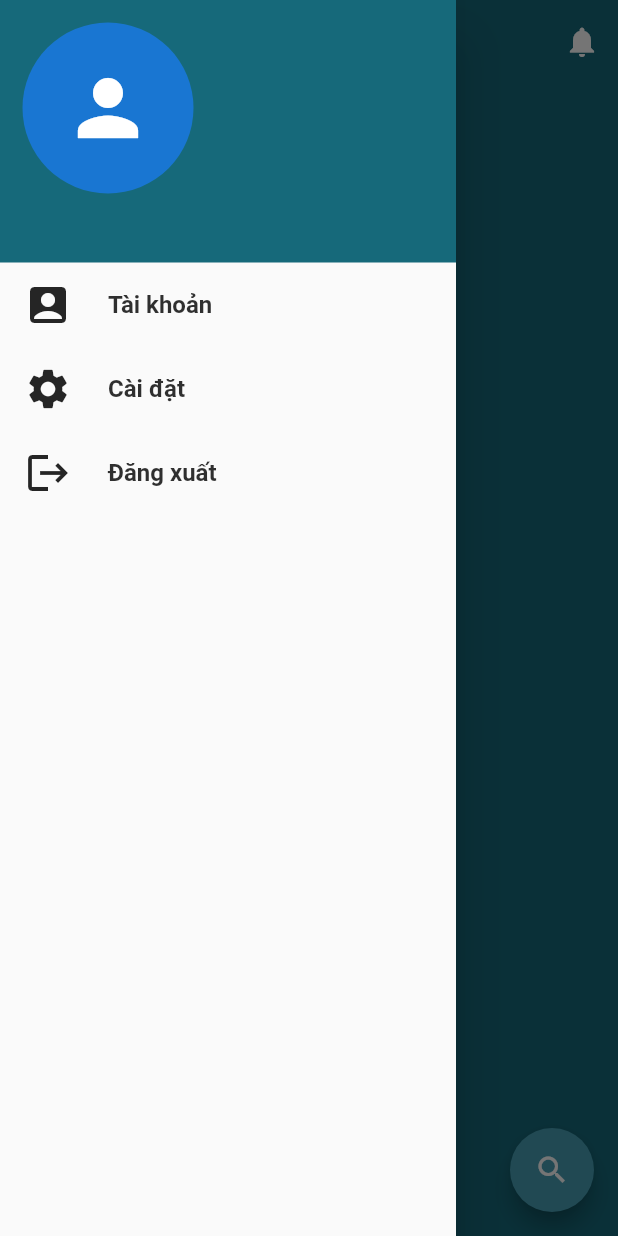
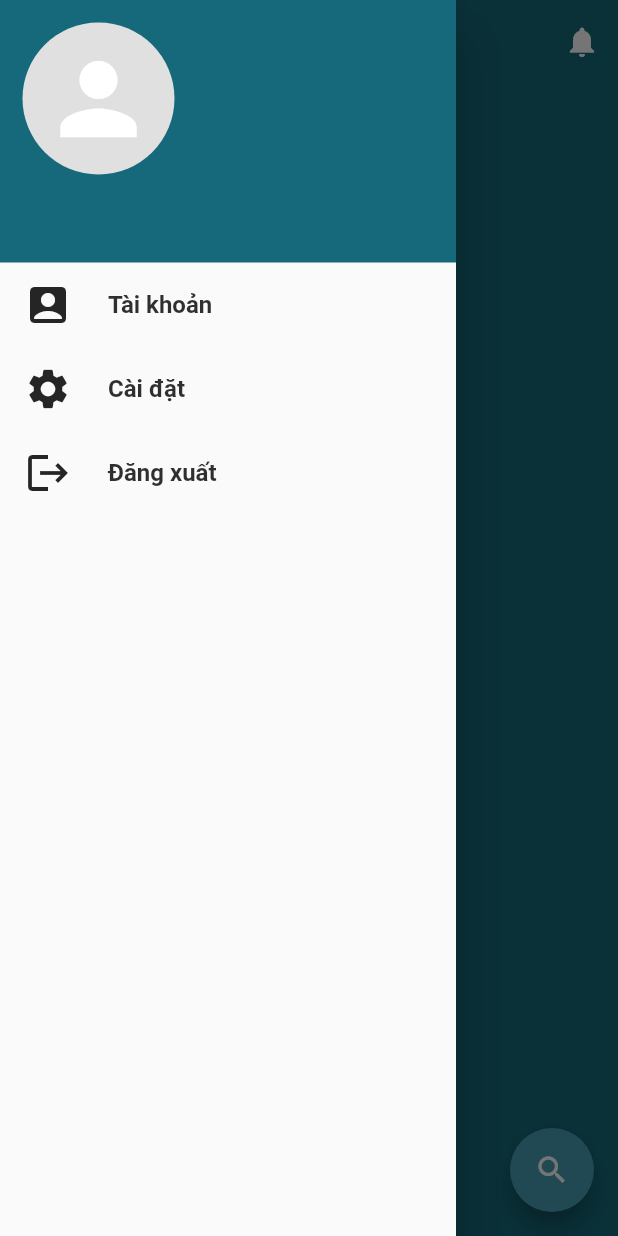
Before and after one commit to ShikamaruBH/FoodBridge, a Flutter app: the HomeScreen screen opened directly, with the side drawer open, on a phone screen of 412 x 824 dp. Run offline on Flutter 3.47's test engine with Material 2 defaults, Android fonts, the phone set to English and light mode, and no system bars; our stand-ins replace cached_network_image, carousel_slider, cloud_firestore, cloud_functions, firebase_auth, firebase_core and 15 more; missing offline and left inert: md5_file_checksum, open_route_service; accounts and stored records are empty.

Commit message:
update user avatar and username in home screen and drawer header with real data

```diff
--- a/lib/view/screens/chooserole.dart
+++ b/lib/view/screens/chooserole.dart
@@ -1,7 +1,6 @@
 import 'dart:ui';
 
 import 'package:flutter/material.dart';
-import 'package:food_bridge/controller/authcontroller.dart';
 import 'package:food_bridge/controller/controllermanagement.dart';
 import 'package:food_bridge/controller/localizationcontroller.dart';
 import 'package:food_bridge/controller/rolebuttoncontroller.dart';
@@ -20,7 +19,7 @@ class ChooseRoleScreen extends StatelessWidget {
       context: context,
       builder: (context) => const LoadingDialog(),
     );
-    AuthController().chooseRole(
+    authController.chooseRole(
         {"role": RoleButtonController().currentRole}).then((result) {
       Navigator.pop(context);
       if (result['success']) {
--- a/lib/view/screens/home.dart
+++ b/lib/view/screens/home.dart
@@ -17,6 +17,7 @@ import 'package:food_bridge/view/screens/settings.dart';
 import 'package:food_bridge/view/screens/trashbin.dart';
 import 'package:food_bridge/view/widgets/dialogs.dart';
 import 'package:food_bridge/view/widgets/spacer.dart';
+import 'package:food_bridge/view/widgets/useravatar.dart';
 import 'package:intl/intl.dart';
 import 'package:permission_handler/permission_handler.dart';
 import 'package:provider/provider.dart';
@@ -25,7 +26,7 @@ class HomeScreen extends StatelessWidget {
   const HomeScreen({super.key});
 
   void logout() async {
-    await AuthController().signOut();
+    await authController.signOut();
     Navigator.of(navigatorKey.currentState!.context).pushAndRemoveUntil(
         MaterialPageRoute(
           builder: (context) => LoginScreen(),
@@ -86,18 +87,16 @@ class HomeScreen extends StatelessWidget {
               child: ChangeNotifierProvider.value(
                 value: donationController,
                 child: Consumer<DonationController>(
-                  builder: (_, donationController, __) => Column(
+                  builder: (_, donationController, __) =>
+                      ChangeNotifierProvider.value(
+                    value: authController,
+                    child: Consumer<AuthController>(
+                      builder: (_, authController, __) => Column(
                         children: [
-                      const CircleAvatar(
-                        radius: 57,
-                        child: Icon(
-                          Icons.person,
-                          size: 60,
-                        ),
-                      ),
+                          UserAvatar(constraints),
                           const VSpacer(),
                           Text(
-                        AuthController().currentUsername,
+                            authController.currentUsername,
                             style: StyleManagement.usernameTextStyle,
                           ),
                           const VSpacer(),
@@ -118,6 +117,8 @@ class HomeScreen extends StatelessWidget {
                           getMonthlyDescriptionTextWidget(),
                           getDonationHistoryWidget(),
                         ],
+                      ),
+                    ),
                   ),
                 ),
               ),
@@ -186,7 +187,12 @@ class HomeScreen extends StatelessWidget {
 
   List<Widget> getDrawerListTitle(BuildContext context) {
     return [
-      const AccountHeaderWidget(),
+      ChangeNotifierProvider.value(
+        value: authController,
+        child: Consumer<AuthController>(
+          builder: (__, authController, _) => AccountHeaderWidget(),
+        ),
+      ),
       MenuListTile(
         Icons.account_box_rounded,
         'profile-title',
@@ -678,36 +684,33 @@ class NotificationBarWidget extends StatelessWidget {
 }
 
 class AccountHeaderWidget extends StatelessWidget {
-  const AccountHeaderWidget({
+  // ignore: prefer_const_constructors_in_immutables
+  AccountHeaderWidget({
     super.key,
   });
 
   @override
   Widget build(BuildContext context) {
-    return Container(
+    return LayoutBuilder(
+      builder: (_, constraints) => Container(
         height: 175,
         color: Theme.of(context).colorScheme.primary,
         child: Column(
           crossAxisAlignment: CrossAxisAlignment.start,
           children: [
-          const Padding(
-            padding: EdgeInsets.only(left: 15, top: 15, bottom: 10),
-            child: CircleAvatar(
-              radius: 57,
-              child: Icon(
-                Icons.person,
-                size: 60,
-              ),
-            ),
+            Padding(
+              padding: const EdgeInsets.only(left: 15, top: 15, bottom: 10),
+              child: UserAvatar(constraints),
             ),
             Padding(
               padding: const EdgeInsets.only(left: 20),
               child: Text(
-              AuthController().currentUsername,
+                authController.currentUsername,
                 style: StyleManagement.usernameTextStyle,
               ),
             ),
           ],
+        ),
       ),
     );
   }
--- a/lib/view/screens/login.dart
+++ b/lib/view/screens/login.dart
@@ -2,7 +2,6 @@ import 'dart:ui';
 
 import 'package:flutter/material.dart';
 import 'package:flutter_form_builder/flutter_form_builder.dart';
-import 'package:food_bridge/controller/authcontroller.dart';
 import 'package:food_bridge/controller/controllermanagement.dart';
 import 'package:food_bridge/controller/localizationcontroller.dart';
 import 'package:food_bridge/controller/passwordtextfieldcontroller.dart';
@@ -32,8 +31,8 @@ class LoginScreen extends StatelessWidget {
         context: context,
         builder: (context) => const LoadingDialog(),
       );
-      await AuthController().signOut();
-      await AuthController().login({
+      await authController.signOut();
+      await authController.login({
         "email": data["email"].trim(),
         "password": data["password"],
       }).then((result) {
@@ -59,8 +58,8 @@ class LoginScreen extends StatelessWidget {
   }
 
   void loginGoogle(context) async {
-    await AuthController().signOut();
-    await AuthController().loginGoogle().then((result) {
+    await authController.signOut();
+    await authController.loginGoogle().then((result) {
       if (result['success']) {
         navigate();
       } else {
@@ -81,8 +80,8 @@ class LoginScreen extends StatelessWidget {
   }
 
   void navigate() {
-    if (AuthController().currentUserRole != Role.none) {
-      debugPrint('User role: ${AuthController().currentUserRole}');
+    if (authController.currentUserRole != Role.none) {
+      debugPrint('User role: ${authController.currentUserRole}');
       Navigator.of(navigatorKey.currentState!.context).push(
         MaterialPageRoute(builder: (context) => const HomeScreen()),
       );
--- a/lib/view/screens/register.dart
+++ b/lib/view/screens/register.dart
@@ -2,7 +2,6 @@ import 'dart:ui';
 
 import 'package:flutter/material.dart';
 import 'package:flutter_form_builder/flutter_form_builder.dart';
-import 'package:food_bridge/controller/authcontroller.dart';
 import 'package:food_bridge/controller/controllermanagement.dart';
 import 'package:food_bridge/controller/localizationcontroller.dart';
 import 'package:food_bridge/controller/passwordtextfieldcontroller.dart';
@@ -36,7 +35,7 @@ class RegisterScreen extends StatelessWidget {
         context: context,
         builder: (context) => const LoadingDialog(),
       );
-      AuthController().register({
+      authController.register({
         "fullname": data["fullname"].trim(),
         "email": data["email"].trim(),
         "password": data["password"].trim(),
--- a/lib/view/widgets/dialogs.dart
+++ b/lib/view/widgets/dialogs.dart
@@ -16,6 +16,9 @@ class LoadingDialog extends StatelessWidget {
   @override
   Widget build(BuildContext context) {
     return Dialog(
+      shape: const RoundedRectangleBorder(
+        borderRadius: BorderRadius.all(Radius.circular(10)),
+      ),
       child: Padding(
         padding: const EdgeInsets.all(20),
         child: Column(
@@ -48,6 +51,9 @@ class ConfirmDialog extends StatelessWidget {
   @override
   Widget build(BuildContext context) {
     return AlertDialog(
+      shape: const RoundedRectangleBorder(
+        borderRadius: BorderRadius.all(Radius.circular(10)),
+      ),
       title: Text(localeController.getTranslate(title)),
       content: Text(localeController.getTranslate(content)),
       actions: [
@@ -94,6 +100,9 @@ class ErrorDialog extends StatelessWidget {
     }
 
     return AlertDialog(
+      shape: const RoundedRectangleBorder(
+        borderRadius: BorderRadius.all(Radius.circular(10)),
+      ),
       icon: const CircleAvatar(
         radius: 30,
         backgroundColor: Colors.red,
@@ -133,6 +142,9 @@ class SuccessDialog extends StatelessWidget {
   @override
   Widget build(BuildContext context) {
     return AlertDialog(
+      shape: const RoundedRectangleBorder(
+        borderRadius: BorderRadius.all(Radius.circular(10)),
+      ),
       icon: const CircleAvatar(
         radius: 30,
         backgroundColor: Colors.green,
--- /dev/null
+++ b/lib/view/widgets/useravatar.dart
@@ -0,0 +1,45 @@
+import 'package:cached_network_image/cached_network_image.dart';
+import 'package:flutter/material.dart';
+import 'package:food_bridge/controller/controllermanagement.dart';
+
+class UserAvatar extends StatelessWidget {
+  final BoxConstraints constraints;
+  // ignore: prefer_const_constructors_in_immutables
+  UserAvatar(this.constraints, {super.key});
+
+  @override
+  Widget build(BuildContext context) {
+    if (authController.currentUserAvatar != null) {
+      return ClipOval(
+        child: Container(
+          color: Colors.grey.shade100,
+          child: CachedNetworkImage(
+            imageUrl: authController.currentUserAvatar!,
+            width: constraints.maxWidth / 3,
+            height: constraints.maxWidth / 3,
+            fit: BoxFit.cover,
+            placeholder: (context, url) => Center(
+              child: SizedBox(
+                width: constraints.maxWidth / 6,
+                height: constraints.maxWidth / 6,
+                child: const CircularProgressIndicator(
+                  strokeWidth: 2,
+                ),
+              ),
+            ),
+            errorWidget: (context, url, error) => const Icon(Icons.error),
+          ),
+        ),
+      );
+    }
+    return CircleAvatar(
+      backgroundColor: Colors.grey.shade300,
+      radius: constraints.maxWidth / 6,
+      child: Icon(
+        Icons.person,
+        size: constraints.maxWidth / 4,
+        color: Colors.white,
+      ),
+    );
+  }
+}
```
Lines whose indentation alone changed are shown as unchanged.
